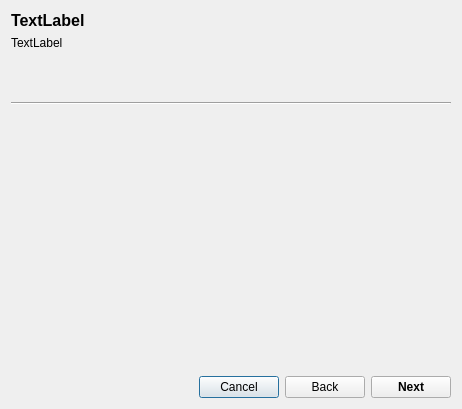
Above: QtActivesyncdConfig/ConfigWizard.ui from GNOME/evolution-activesync before the change. Below: the same form after it.
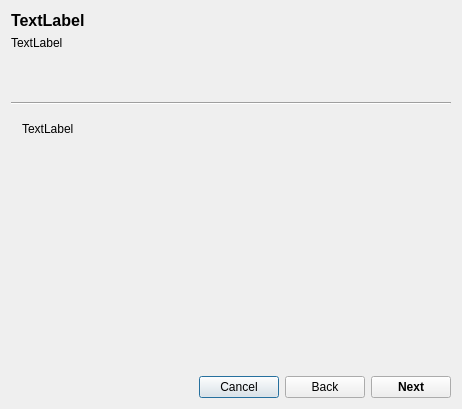
That is the form after the change. The open tabs and pages were chosen to show the change.

Commit message: Misc changes to Qt config UI - starting integration with activesyncd

```diff
--- a/QtActivesyncdConfig/ConfigWizard.ui
+++ b/QtActivesyncdConfig/ConfigWizard.ui
@@ -234,7 +234,23 @@
        </item>
       </layout>
      </widget>
-     <widget class="QWidget" name="pageError"/>
+     <widget class="QWidget" name="pageError">
+      <layout class="QVBoxLayout" name="verticalLayout_5">
+       <item>
+        <widget class="QLabel" name="lblErrorDetails">
+         <property name="text">
+          <string>TextLabel</string>
+         </property>
+         <property name="alignment">
+          <set>Qt::AlignLeading|Qt::AlignLeft|Qt::AlignTop</set>
+         </property>
+         <property name="wordWrap">
+          <bool>true</bool>
+         </property>
+        </widget>
+       </item>
+      </layout>
+     </widget>
     </widget>
    </item>
    <item>
```
Left out of the diff: 6 changed lines with no effect on the pictures. The commit also changes 4 other files.
